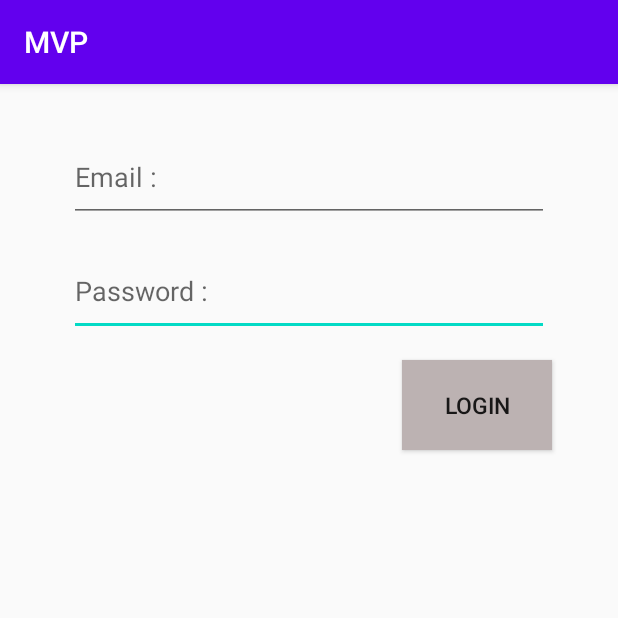
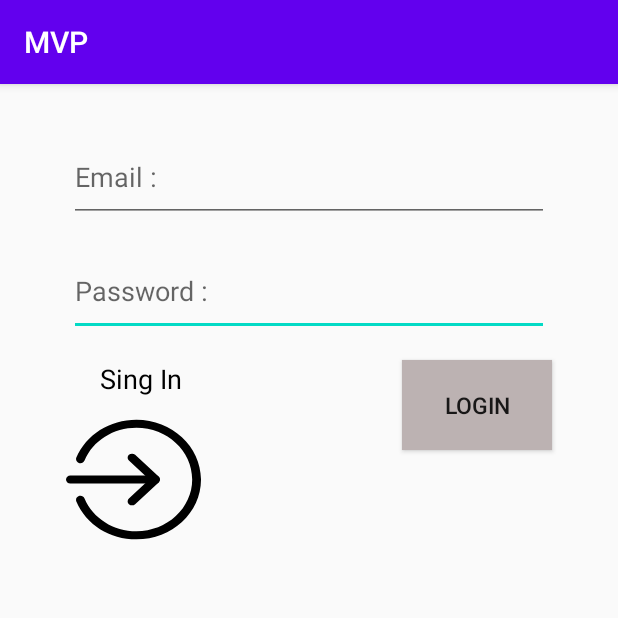
Before and after one commit to ArmanZiaei83/MVP, an Android app: the screen it shows after launch (MainActivity), on a phone screen of 412 x 824 dp, the top half of it. Run offline under Robolectric (Android 15) with nearby library versions, the phone set to English and light mode, and no system bars.

Commit message:
Feat Sign In UI : sign in UI added to xml file

```diff
--- a/app/src/main/java/com/example/mvp/MainActivity.java
+++ b/app/src/main/java/com/example/mvp/MainActivity.java
@@ -23,7 +23,14 @@ public class MainActivity extends AppCompatActivity implements view {
         email = (EditText) findViewById(R.id.email);
         password = (EditText) findViewById(R.id.password);
         Button loginBtn = (Button) findViewById(R.id.btn_login);
+        Button singInBtn = (Button) findViewById(R.id.sign_in);
 
+        singInBtn.setOnClickListener(new View.OnClickListener() {
+            @Override
+            public void onClick(View v) {
+
+            }
+        });
         mainActivityPresentor = new MainActivityPresentor(this);
 
         loginBtn.setOnClickListener(new View.OnClickListener() {
--- /dev/null
+++ b/app/src/main/res/drawable/sign_in.xml
@@ -0,0 +1,15 @@
+<vector xmlns:android="http://schemas.android.com/apk/res/android"
+    android:width="490dp"
+    android:height="490dp"
+    android:viewportWidth="490.66666"
+    android:viewportHeight="490">
+  <path
+      android:fillColor="#FF000000"
+      android:pathData="m325.332,261h-309.332c-8.832,0 -16,-7.168 -16,-16s7.168,-16 16,-16h309.332c8.832,0 16,7.168 16,16s-7.168,16 -16,16zM325.332,261"/>
+  <path
+      android:fillColor="#FF000000"
+      android:pathData="m240,346.332c-4.098,0 -8.191,-1.555 -11.309,-4.691 -6.25,-6.25 -6.25,-16.383 0,-22.637l74.027,-74.023 -74.027,-74.027c-6.25,-6.25 -6.25,-16.387 0,-22.637 6.254,-6.25 16.387,-6.25 22.637,0l85.332,85.336c6.25,6.25 6.25,16.383 0,22.633l-85.332,85.332c-3.137,3.16 -7.23,4.715 -11.328,4.715zM240,346.332"/>
+  <path
+      android:fillColor="#FF000000"
+      android:pathData="m256,479.668c-97.09,0 -182.805,-58.41 -218.41,-148.824 -3.242,-8.191 0.809,-17.492 9.023,-20.734 8.191,-3.199 17.516,0.789 20.758,9.047 30.742,78.059 104.789,128.512 188.629,128.512 111.742,0 202.668,-90.926 202.668,-202.668s-90.926,-202.668 -202.668,-202.668c-83.84,0 -157.887,50.453 -188.629,128.512 -3.266,8.258 -12.566,12.246 -20.758,9.047 -8.215,-3.242 -12.266,-12.543 -9.023,-20.734 35.605,-90.414 121.32,-148.824 218.41,-148.824 129.387,0 234.668,105.281 234.668,234.668s-105.281,234.668 -234.668,234.668zM256,479.668"/>
+</vector>
--- a/app/src/main/res/layout/activity_main.xml
+++ b/app/src/main/res/layout/activity_main.xml
@@ -54,4 +54,34 @@
         app:layout_constraintHorizontal_bias="0.879"
         app:layout_constraintStart_toStartOf="parent"
         app:layout_constraintTop_toBottomOf="@+id/password" />
+
+    <Button
+        android:id="@+id/sign_in"
+        android:layout_width="90dp"
+        android:layout_height="83dp"
+        android:layout_marginStart="44dp"
+        android:layout_marginLeft="44dp"
+        android:layout_marginTop="8dp"
+        android:background="@drawable/sign_in"
+        app:layout_constraintStart_toStartOf="parent"
+        app:layout_constraintTop_toBottomOf="@+id/textView" />
+
+    <TextView
+        android:id="@+id/textView"
+        android:layout_width="100dp"
+        android:layout_height="30dp"
+        android:textAlignment="center"
+        android:layout_marginStart="8dp"
+        android:layout_marginLeft="8dp"
+        android:layout_marginTop="16dp"
+        android:layout_marginEnd="8dp"
+        android:layout_marginRight="8dp"
+        android:text="Sing In"
+        android:textColor="#000000"
+        android:textSize="18sp"
+        app:layout_constraintEnd_toStartOf="@+id/btn_login"
+        app:layout_constraintHorizontal_bias="0.238"
+        app:layout_constraintStart_toStartOf="parent"
+        app:layout_constraintTop_toBottomOf="@+id/password" />
+
 </androidx.constraintlayout.widget.ConstraintLayout>
```
